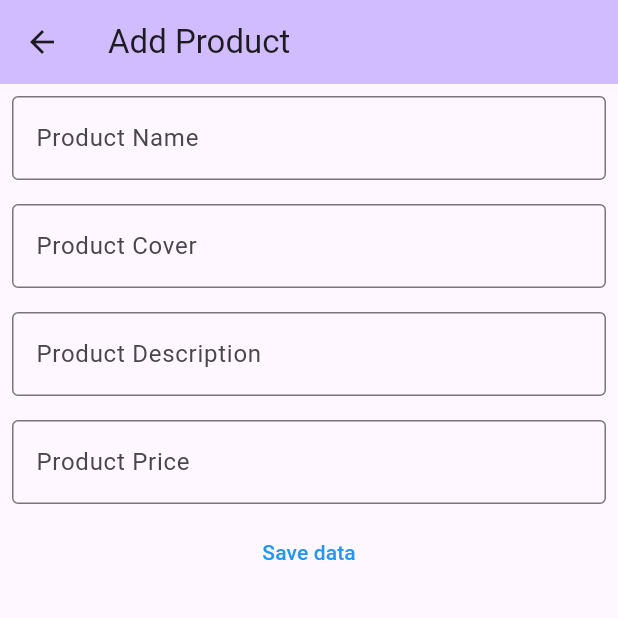
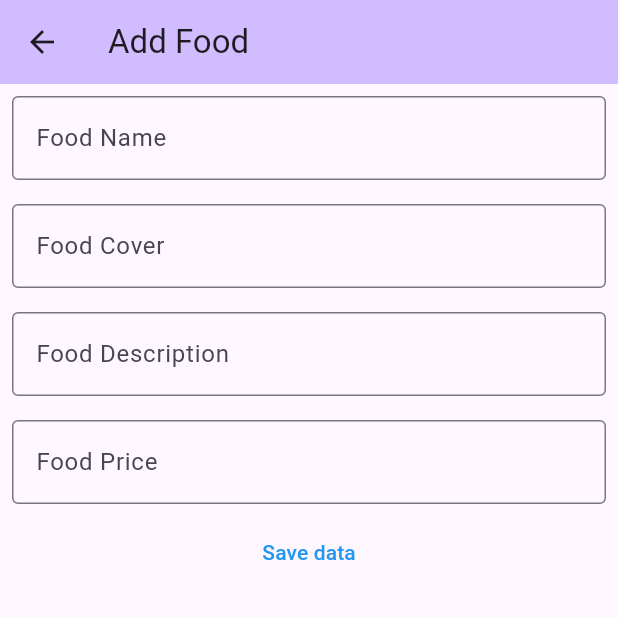
Before and after one commit to PeerapatAtta/Flutter_DPU_FinalProject, a Flutter app: the ProductFromCreate screen opened directly, on a phone screen of 412 x 824 dp, the top half of it. Run offline on Flutter 3.47's test engine with Material 3 defaults, Android fonts, the phone set to English and light mode, and no system bars; our stand-ins replace dio, google_maps_flutter, shared_preferences, youtube_player_flutter; missing offline and left inert: video_url_validator; accounts and stored records are empty.

Commit message:
Minimum requirement is done: 1

```diff
--- a/lib/main.dart
+++ b/lib/main.dart
@@ -1,12 +1,10 @@
 import 'dart:async';
-
 import 'package:flutter/material.dart';
 import 'package:my_aboutme/blog.dart';
 import 'package:my_aboutme/homePage.dart';
 import 'package:my_aboutme/login.dart';
 import 'package:my_aboutme/myAge.dart';
 import 'package:my_aboutme/myMap.dart';
-// import 'package:my_aboutme/myProduct.dart';
 import 'package:my_aboutme/product_list.dart';
 import 'package:my_aboutme/profile.dart';
 import 'package:my_aboutme/videoPresentation.dart';
@@ -15,6 +13,8 @@ import 'package:shared_preferences/shared_preferences.dart';
 void main() {
   runApp(const MyApp());
 }
+
+Color color1 = const Color.fromARGB(255, 29, 117, 32);
 
 class MyApp extends StatelessWidget {
   const MyApp({super.key});
--- a/lib/product_form_create.dart
+++ b/lib/product_form_create.dart
@@ -10,12 +10,12 @@ class ProductFromCreate extends StatefulWidget {
 
 class _ProductFromCreateState extends State<ProductFromCreate> {
   final dio = Dio();
-  final baseApi = "https://testpos.trainingzenter.com/lab_dpu/product/create/";
+  final baseApi = "https://testpos.trainingzenter.com/lab_dpu/food/create/";
   final productName = TextEditingController();
   final productCover = TextEditingController();
   final productDescription = TextEditingController();
   final productPrice = TextEditingController();
-  late String productOwner = "66130151";
+  late String productOwner = "66130151_66130413";
   late String msg = "";
 
   Future<dynamic> ProductCreate() async {
@@ -24,7 +24,7 @@ class _ProductFromCreateState extends State<ProductFromCreate> {
         productDescription.text == '' ||
         productPrice.text == '') {
       setState(() {
-        msg = "Please add all product data";
+        msg = "Please add all food data";
       });
       return false;
     }
@@ -32,11 +32,11 @@ class _ProductFromCreateState extends State<ProductFromCreate> {
       await dio
           .post(baseApi,
               data: {
-                "product_name": productName.text,
-                "product_cover": productCover.text,
-                "product_description": productDescription.text,
-                "product_price": productPrice.text,
-                "product_owner": productOwner
+                "food_name": productName.text,
+                "food_cover": productCover.text,
+                "food_description": productDescription.text,
+                "food_price": productPrice.text,
+                "food_owner": productOwner
               },
               options: Options(
                 headers: {
@@ -55,7 +55,7 @@ class _ProductFromCreateState extends State<ProductFromCreate> {
     return Scaffold(
         appBar: AppBar(
           backgroundColor: Theme.of(context).colorScheme.inversePrimary,
-          title: Text('Add Product'),
+          title: Text('Add Food'),
         ),
         body: SingleChildScrollView(
           child: Column(
@@ -73,7 +73,7 @@ class _ProductFromCreateState extends State<ProductFromCreate> {
                 child: TextField(
                   controller: productName,
                   decoration: InputDecoration(
-                      border: OutlineInputBorder(), labelText: "Product Name"),
+                      border: OutlineInputBorder(), labelText: "Food Name"),
                 ),
               ),
               Padding(
@@ -81,7 +81,7 @@ class _ProductFromCreateState extends State<ProductFromCreate> {
                 child: TextField(
                   controller: productCover,
                   decoration: InputDecoration(
-                      border: OutlineInputBorder(), labelText: "Product Cover"),
+                      border: OutlineInputBorder(), labelText: "Food Cover"),
                 ),
               ),
               Padding(
@@ -90,7 +90,7 @@ class _ProductFromCreateState extends State<ProductFromCreate> {
                   controller: productDescription,
                   decoration: InputDecoration(
                       border: OutlineInputBorder(),
-                      labelText: "Product Description"),
+                      labelText: "Food Description"),
                 ),
               ),
               Padding(
@@ -98,7 +98,7 @@ class _ProductFromCreateState extends State<ProductFromCreate> {
                 child: TextField(
                   controller: productPrice,
                   decoration: InputDecoration(
-                      border: OutlineInputBorder(), labelText: "Product Price"),
+                      border: OutlineInputBorder(), labelText: "Food Price"),
                 ),
               ),
               TextButton(
--- a/lib/product_list.dart
+++ b/lib/product_list.dart
@@ -1,5 +1,6 @@
 import 'package:dio/dio.dart';
 import 'package:flutter/material.dart';
+import 'package:my_aboutme/main.dart';
 import 'package:my_aboutme/product_form_create.dart';
 import 'package:my_aboutme/product_update.dart';
 
@@ -12,9 +13,9 @@ class ProductList extends StatefulWidget {
 
 class _ProductListState extends State<ProductList> {
   final dio = Dio();
-  final baseApi =
-      "https://testpos.trainingzenter.com/lab_dpu/product/";
+  final baseApi = "https://testpos.trainingzenter.com/lab_dpu/food/";
   late List productList = [];
+  //Color color1 = const Color.fromARGB(255, 29, 117, 32);
 
   @override
   void initState() {
@@ -25,7 +26,7 @@ class _ProductListState extends State<ProductList> {
   Future<void> getProduct() async {
     try {
       await dio
-          .get("${baseApi}/list/66130151?format=json",
+          .get("${baseApi}/list/66130151_66130413?format=json",
               options: Options(
                 headers: {
                   'Content-Type': 'application/json',
@@ -55,10 +56,8 @@ class _ProductListState extends State<ProductList> {
                   'Accept': 'application/json',
                 },
               ))
-          .then((response) => {Navigator.pop(context,'Cancle'),getProduct()
-              });
-    } catch (e) {
-    }
+          .then((response) => {Navigator.pop(context, 'Cancle'), getProduct()});
+    } catch (e) {}
   }
 
   @override
@@ -66,8 +65,10 @@ class _ProductListState extends State<ProductList> {
     print(productList);
     return Scaffold(
       appBar: AppBar(
-        backgroundColor: Theme.of(context).colorScheme.inversePrimary,
-        title: Text('Product'),
+        //backgroundColor: color1,
+        title: Text('Food'),
+        shape: Border(bottom: BorderSide(color: Colors.grey[400]!, width: 2)),
+        //shape: Border(bottom: BorderSide(color: color1, width: 2)),
       ),
       body: Column(
         children: [
@@ -83,10 +84,10 @@ class _ProductListState extends State<ProductList> {
                             builder: (context) => ProductFromCreate()));
                   },
                   style: ElevatedButton.styleFrom(
-                    backgroundColor: Color.fromARGB(255, 9, 210, 19),
+                    backgroundColor: color1,
                   ),
                   child: Text(
-                    'Add Product',
+                    'Add Food',
                     style: TextStyle(color: Colors.white),
                   ),
                 ),
@@ -101,12 +102,12 @@ class _ProductListState extends State<ProductList> {
                   color: Colors.white,
                   child: Column(
                     children: [
-                      Image.network(productList[index]["product_cover"]),
+                      Image.network(productList[index]["food_cover"]),
                       ListTile(
                         leading: Icon(Icons.arrow_drop_down_circle),
-                        title: Text(productList[index]["product_name"]),
+                        title: Text(productList[index]["food_name"]),
                         subtitle: Text(
-                            'Price: ${productList[index]["product_price"]} THB'),
+                            'Price: ${productList[index]["food_price"]} THB'),
                       ),
                       Padding(
                           padding: EdgeInsets.all(8.0),
@@ -121,24 +122,23 @@ class _ProductListState extends State<ProductList> {
                               builder: (BuildContext context) => AlertDialog(
                                 title: Text("Delete Data"),
                                 content: Text(
-                                    "Delete ${productList[index]["product_name"]}"),
+                                    "Delete ${productList[index]["food_name"]}"),
                                 actions: <Widget>[
                                   TextButton(
                                       onPressed: () =>
                                           Navigator.pop(context, 'Cancle'),
-                                      child: Text("Close")),
+                                      child: Text("Cancle")),
                                   TextButton(
                                       onPressed: () => {
-                                        productDelete(productList[index]["product_id"])
-
-                                      },
+                                            productDelete(
+                                                productList[index]["food_id"])
+                                          },
                                       child: Text("OK")),
-
                                 ],
                               ),
                             ),
                             style: ElevatedButton.styleFrom(
-                              backgroundColor: Color.fromARGB(255, 255, 0, 0),
+                              backgroundColor: color1,
                             ),
                             child: Text(
                               'Delete',
@@ -152,12 +152,12 @@ class _ProductListState extends State<ProductList> {
                                   MaterialPageRoute(
                                       builder: (context) => ProductUpdate(
                                             productId: productList[index]
-                                                    ["product_id"]
+                                                    ["food_id"]
                                                 .toString(),
                                           )));
                             },
                             style: ElevatedButton.styleFrom(
-                              backgroundColor: Color.fromRGBO(25, 177, 252, 1),
+                              backgroundColor: color1,
                             ),
                             child: Text(
                               'Update',
@@ -171,18 +171,18 @@ class _ProductListState extends State<ProductList> {
                                   MaterialPageRoute(
                                       builder: (context) => ProductDetail(
                                             productName: productList[index]
-                                                ["product_name"],
+                                                ["food_name"],
                                             productCover: productList[index]
-                                                ["product_cover"],
+                                                ["food_cover"],
                                             productDescription:
                                                 productList[index]
-                                                    ["product_description"],
+                                                    ["food_description"],
                                             productPrice: productList[index]
-                                                ["product_price"],
+                                                ["food_price"],
                                           )));
                             },
                             style: ElevatedButton.styleFrom(
-                              backgroundColor: Color.fromRGBO(25, 177, 252, 1),
+                              backgroundColor: color1,
                             ),
                             child: Text(
                               'More Detail',
--- a/lib/product_update.dart
+++ b/lib/product_update.dart
@@ -11,12 +11,12 @@ class ProductUpdate extends StatefulWidget {
 
 class _ProductUpdateState extends State<ProductUpdate> {
   final dio = Dio();
-  final baseApi = "https://testpos.trainingzenter.com/lab_dpu/product/update/";
+  final baseApi = "https://testpos.trainingzenter.com/lab_dpu/food/update/";
   final productName = TextEditingController();
   final productCover = TextEditingController();
   final productDescription = TextEditingController();
   final productPrice = TextEditingController();
-  late String productOwner = "66130151";
+  late String productOwner = "66130151_66130413";
   late String msg = "";
 
   @override
@@ -39,11 +39,11 @@ class _ProductUpdateState extends State<ProductUpdate> {
                 if (response.statusCode == 200)
                   {
                     setState(() {
-                      productName.text = response.data['product_name']!;
-                      productCover.text = response.data['product_cover']!;
+                      productName.text = response.data['food_name']!;
+                      productCover.text = response.data['food_cover']!;
                       productDescription.text =
-                          response.data['product_description']!;
-                      productPrice.text = response.data['product_price']!;
+                          response.data['food_description']!;
+                      productPrice.text = response.data['food_price']!;
                     })
                   }
               });
@@ -58,7 +58,7 @@ class _ProductUpdateState extends State<ProductUpdate> {
         productDescription.text == '' ||
         productPrice.text == '') {
       setState(() {
-        msg = "Please add all product data";
+        msg = "Please add all food data";
       });
       return false;
     }
@@ -66,11 +66,11 @@ class _ProductUpdateState extends State<ProductUpdate> {
       await dio
           .put(baseApi + widget.productId,
               data: {
-                "product_name": productName.text,
-                "product_cover": productCover.text,
-                "product_description": productDescription.text,
-                "product_price": productPrice.text,
-                "product_owner": productOwner
+                "food_name": productName.text,
+                "food_cover": productCover.text,
+                "food_description": productDescription.text,
+                "food_price": productPrice.text,
+                "food_owner": productOwner
               },
               options: Options(
                 headers: {
@@ -91,7 +91,7 @@ class _ProductUpdateState extends State<ProductUpdate> {
     return Scaffold(
         appBar: AppBar(
           backgroundColor: Theme.of(context).colorScheme.inversePrimary,
-          title: Text('Product Update'),
+          title: Text('Food Update'),
         ),
         body: SingleChildScrollView(
           child: Column(
@@ -109,7 +109,7 @@ class _ProductUpdateState extends State<ProductUpdate> {
                 child: TextField(
                   controller: productName,
                   decoration: InputDecoration(
-                      border: OutlineInputBorder(), labelText: "Product Name"),
+                      border: OutlineInputBorder(), labelText: "Food Name"),
                 ),
               ),
               Padding(
@@ -117,7 +117,7 @@ class _ProductUpdateState extends State<ProductUpdate> {
                 child: TextField(
                   controller: productCover,
                   decoration: InputDecoration(
-                      border: OutlineInputBorder(), labelText: "Product Cover"),
+                      border: OutlineInputBorder(), labelText: "Food Cover"),
                 ),
               ),
               Padding(
@@ -126,7 +126,7 @@ class _ProductUpdateState extends State<ProductUpdate> {
                   controller: productDescription,
                   decoration: InputDecoration(
                       border: OutlineInputBorder(),
-                      labelText: "Product Description"),
+                      labelText: "Food Description"),
                 ),
               ),
               Padding(
@@ -134,7 +134,7 @@ class _ProductUpdateState extends State<ProductUpdate> {
                 child: TextField(
                   controller: productPrice,
                   decoration: InputDecoration(
-                      border: OutlineInputBorder(), labelText: "Product Price"),
+                      border: OutlineInputBorder(), labelText: "Food Price"),
                 ),
               ),
               TextButton(
```
